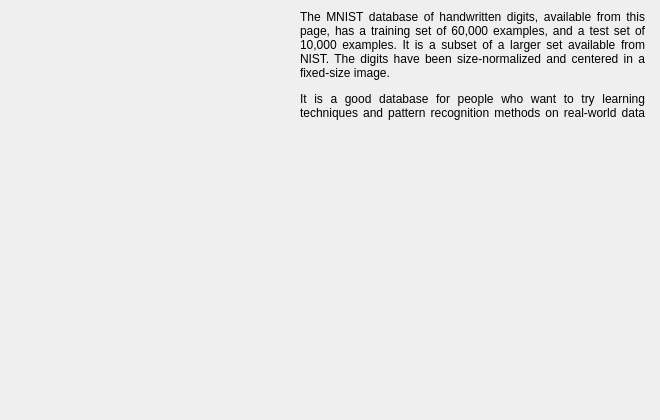
The window that Example/GUI/MnistVisualization.ui (MatthieuHernandez/NeuralNetworkTest) describes before a commit, drawn with Qt 5.
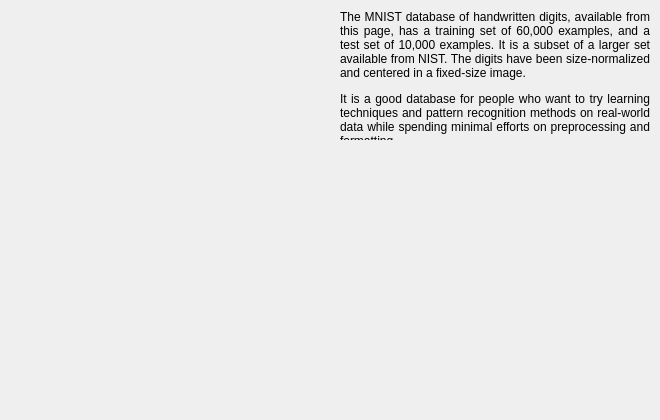
The same window after the commit.

Commit message: [NN-0048] Improve Data visualization

Diff of the .ui file:
```diff
--- a/Example/GUI/MnistVisualization.ui
+++ b/Example/GUI/MnistVisualization.ui
@@ -16,10 +16,10 @@
   <widget class="QLabel" name="label">
    <property name="geometry">
     <rect>
-     <x>300</x>
+     <x>340</x>
      <y>10</y>
-     <width>345</width>
-     <height>111</height>
+     <width>310</width>
+     <height>130</height>
     </rect>
    </property>
    <property name="text">
```
The commit also changes 35 other files.
